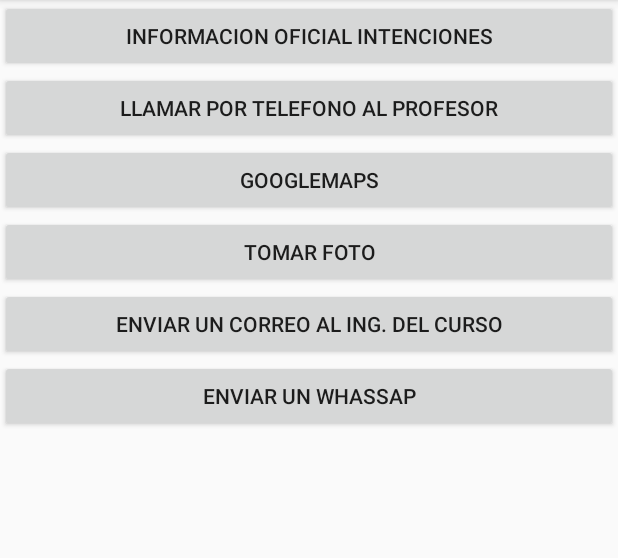
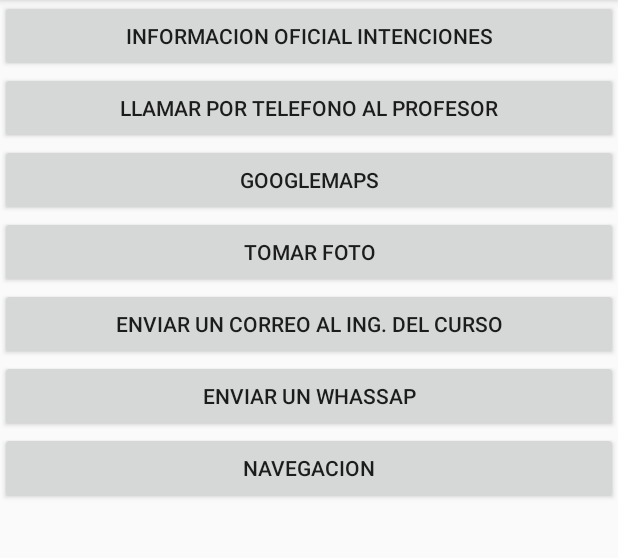
Before and after one commit to juanVilchez/tema2, an Android app: the Intenciones screen opened directly, with no data from a screen before it, on a phone screen of 412 x 824 dp, the part 84-642 px from its top. Run offline under Robolectric (Android 15) with nearby library versions, the phone set to English and light mode, and no system bars.

Commit message:
cambio en el activity de permisos. Se agrego un nuevo boton. Se agrego la lógica en la clase llamada por un onclik

```diff
--- a/app/src/main/java/com/example/mitema2online/Multimedia.java
+++ b/app/src/main/java/com/example/mitema2online/Multimedia.java
@@ -22,6 +22,7 @@
         super.onResume();
         mp.start();
     }
+    //cuando la aplicacion se detiene o no se ve por completo.
     @Override
     protected void onPause()
     {
--- a/app/src/main/res/layout/activity_intenciones.xml
+++ b/app/src/main/res/layout/activity_intenciones.xml
@@ -36,4 +36,9 @@
         android:layout_height="wrap_content"
         android:onClick="whassap"
         android:text="Enviar un whassap" />
+    <Button
+        android:layout_width="match_parent"
+        android:layout_height="wrap_content"
+        android:onClick="navegacion"
+        android:text="Navegacion" />
 </LinearLayout>
```
Also changed, not shown: app/src/main/java/com/example/mitema2online/Intenciones.java (+42 -0 lines), app/src/main/java/com/example/mitema2online/Permisos.java (+9 -2 lines), app/src/main/java/com/example/mitema2online/Multimedia2.java (line endings or trailing spaces).
